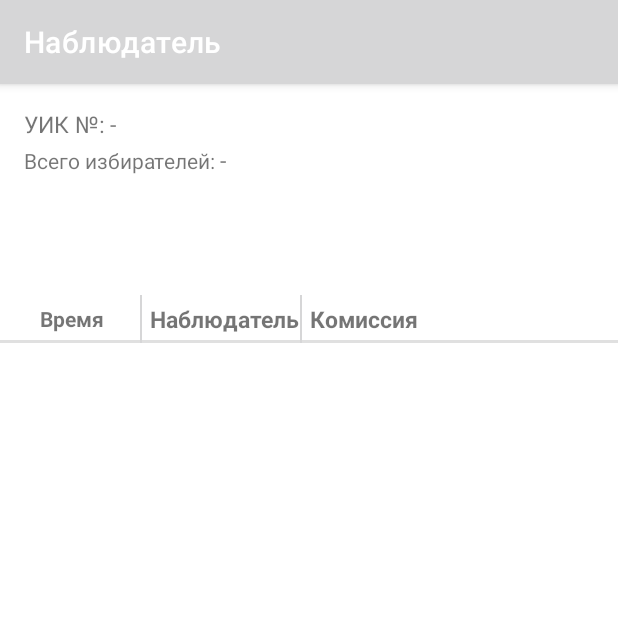
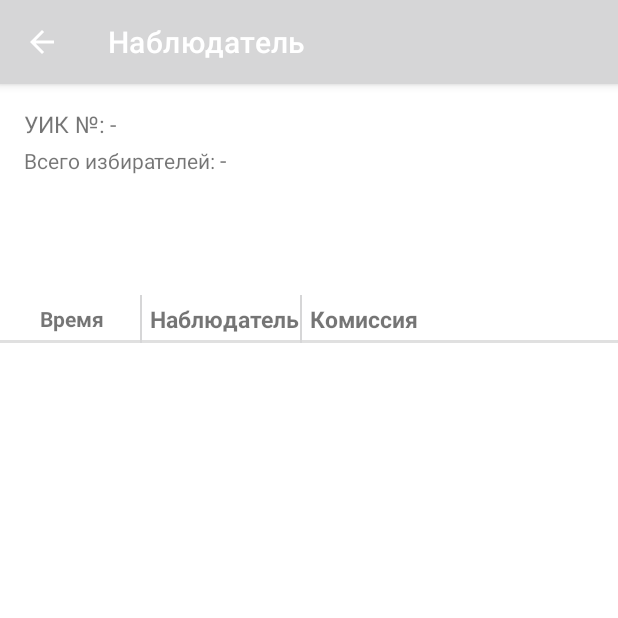
Before and after one commit to MatveyVlasov/observer, an Android app: the TurnoutFragment screen opened through its navigation route, on a phone screen of 412 x 824 dp, the top half of it. Run offline under Robolectric (Android 15) with nearby library versions, the phone set to English and light mode, and no system bars; our stand-ins replace Room's generated code, data binding.

Commit message:
up button in turnout fragment added

```diff
--- a/app/src/main/java/ru/elections/observer/turnout/TurnoutFragment.kt
+++ b/app/src/main/java/ru/elections/observer/turnout/TurnoutFragment.kt
@@ -1,27 +1,23 @@
 package ru.elections.observer.turnout
 
-import android.app.Dialog
-import android.content.DialogInterface
 import android.os.Bundle
 import android.util.Log
 import android.view.LayoutInflater
+import android.view.MenuItem
 import android.view.View
 import android.view.ViewGroup
-import androidx.appcompat.app.AlertDialog
+import androidx.appcompat.app.AppCompatActivity
 import androidx.databinding.DataBindingUtil
-import androidx.fragment.app.DialogFragment
 import androidx.fragment.app.Fragment
 import androidx.lifecycle.ViewModelProvider
-import androidx.navigation.fragment.NavHostFragment
-import androidx.recyclerview.widget.LinearLayoutManager
-import androidx.recyclerview.widget.RecyclerView
+import androidx.navigation.fragment.findNavController
 import ru.elections.observer.ElectionViewModel
 import ru.elections.observer.ElectionViewModelFactory
 import ru.elections.observer.R
 import ru.elections.observer.database.Election
 import ru.elections.observer.database.ElectionDatabase
 import ru.elections.observer.databinding.FragmentTurnoutBinding
-import java.util.*
+import ru.elections.observer.main.MainFragmentDirections
 
 
 class TurnoutFragment : Fragment() {
@@ -51,8 +47,15 @@ class TurnoutFragment : Fragment() {
         binding.lifecycleOwner = viewLifecycleOwner
 
 
-        return binding.root
-    }
+        val actionBar = (activity as AppCompatActivity?)!!.supportActionBar
+        actionBar?.apply {
+            setHomeButtonEnabled(true)
+            setDisplayHomeAsUpEnabled(true)
+        }
+
+            return binding.root
+        }
+
 
     override fun onViewCreated(view: View, savedInstanceState: Bundle?) {
         viewModel.currentElection.observe(viewLifecycleOwner, {
--- a/app/src/main/res/layout/fragment_turnout.xml
+++ b/app/src/main/res/layout/fragment_turnout.xml
@@ -13,6 +13,7 @@
         android:layout_width="match_parent"
         android:layout_height="match_parent"
         tools:context=".turnout.TurnoutFragment">
+
 
         <TextView
             android:id="@+id/polling_station_text"
--- a/app/src/main/res/navigation/main_navigation.xml
+++ b/app/src/main/res/navigation/main_navigation.xml
@@ -30,5 +30,9 @@
         android:id="@+id/turnoutFragment"
         android:name="ru.elections.observer.turnout.TurnoutFragment"
         android:label="fragment_turnout"
-        tools:layout="@layout/fragment_turnout" />
+        tools:layout="@layout/fragment_turnout" >
+        <action
+            android:id="@+id/action_turnoutFragment_to_mainFragment"
+            app:destination="@id/mainFragment" />
+    </fragment>
 </navigation>
```
Also changed, not shown: app/src/main/java/ru/elections/observer/MainActivity.kt (+12 -0 lines).
